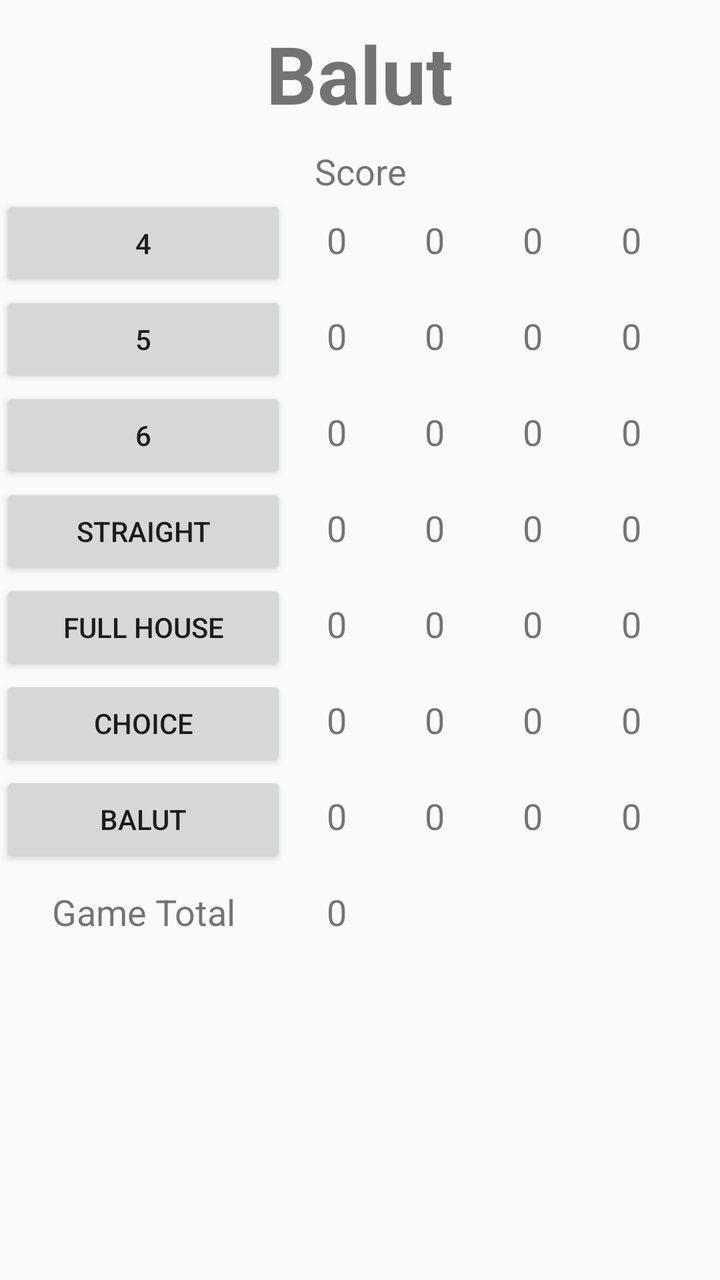
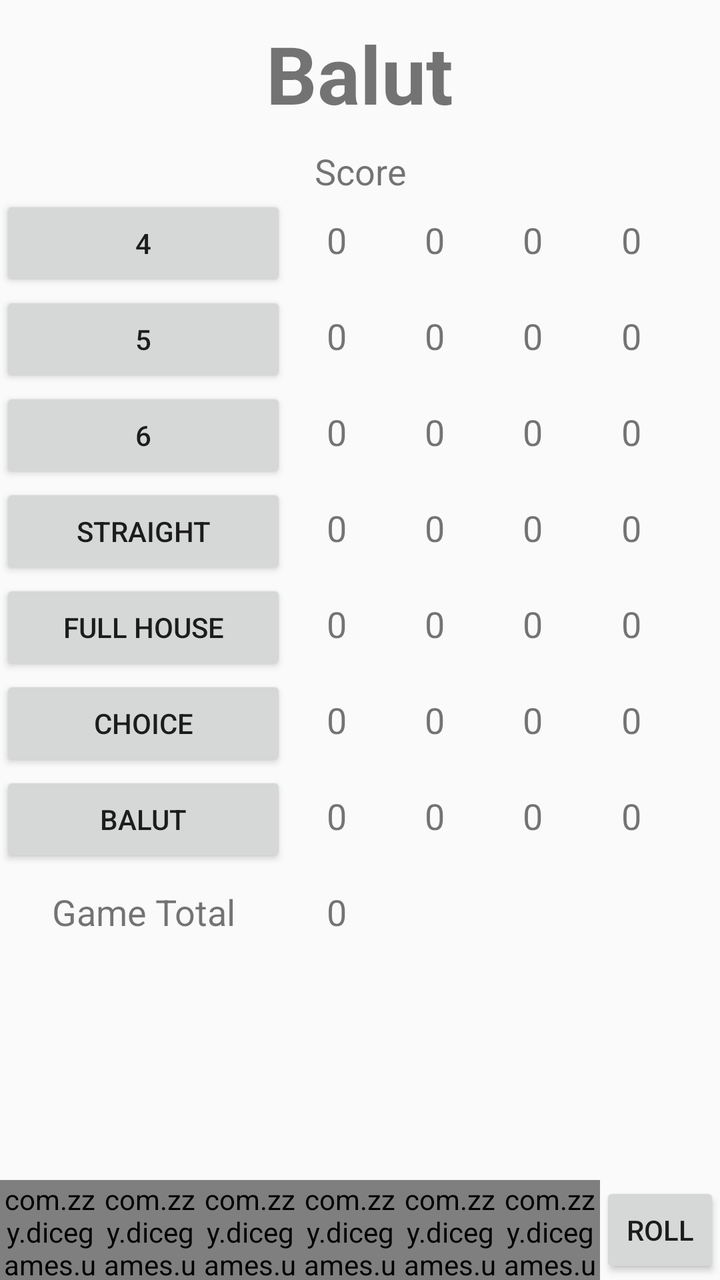

Screens rendered from an Android XML layout before and after an edit, with the pre-edit source and the edit as a unified diff.
<!-- AndroidManifest.xml: application theme AppTheme -->
<!-- res/layout/fragment_balut.xml -->
<?xml version="1.0" encoding="utf-8"?>
<RelativeLayout xmlns:android="http://schemas.android.com/apk/res/android"
    xmlns:tools="http://schemas.android.com/tools"
    android:layout_width="match_parent"
    android:layout_height="match_parent"
    tools:context=".ui.game.balut.BalutFragment">

    <TextView
        android:id="@+id/tvTitle"
        android:layout_width="wrap_content"
        android:layout_height="wrap_content"
        android:layout_alignParentTop="true"
        android:layout_centerHorizontal="true"
        android:layout_marginTop="10sp"
        android:layout_marginBottom="10sp"
        android:text="@string/balut"
        android:textSize="40sp"
        android:textStyle="bold" />

    <ScrollView
        android:layout_width="match_parent"
        android:layout_height="match_parent"
        android:layout_above="@id/diceFragment"
        android:layout_below="@id/tvTitle">

        <TableLayout
            android:layout_width="match_parent"
            android:layout_height="wrap_content"
            android:stretchColumns="*">

            <TableRow>

                <TextView
                    android:layout_width="match_parent"
                    android:layout_height="wrap_content"
                    android:layout_weight="1"
                    android:text="@string/score"
                    android:textAlignment="center"
                    android:textSize="18sp" />

            </TableRow>

            <TableRow>

                <Button
                    android:id="@+id/btn4"
                    android:layout_width="match_parent"
                    android:layout_height="wrap_content"
                    android:layout_marginEnd="20dp"
                    android:layout_weight="1"
                    android:text="@string/s4" />

                <TextView
                    android:id="@+id/tv41"
                    android:layout_width="match_parent"
                    android:layout_height="wrap_content"
                    android:layout_weight="1"
                    android:text="0"
                    android:textSize="18sp" />

                <TextView
                    android:id="@+id/tv42"
                    android:layout_width="match_parent"
                    android:layout_height="wrap_content"
                    android:layout_weight="1"
                    android:text="0"
                    android:textSize="18sp" />

                <TextView
                    android:id="@+id/tv43"
                    android:layout_width="match_parent"
                    android:layout_height="wrap_content"
                    android:layout_weight="1"
                    android:text="0"
                    android:textSize="18sp" />

                <TextView
                    android:id="@+id/tv44"
                    android:layout_width="match_parent"
                    android:layout_height="wrap_content"
                    android:layout_weight="1"
                    android:text="0"
                    android:textSize="18sp" />

            </TableRow>

            <TableRow>

                <Button
                    android:id="@+id/btn5"
                    android:layout_width="match_parent"
                    android:layout_height="wrap_content"
                    android:layout_marginEnd="20dp"
                    android:layout_weight="1"
                    android:text="@string/s5" />

                <TextView
                    android:id="@+id/tv51"
                    android:layout_width="match_parent"
                    android:layout_height="wrap_content"
                    android:layout_weight="1"
                    android:text="0"
                    android:textSize="18sp" />

                <TextView
                    android:id="@+id/tv52"
                    android:layout_width="match_parent"
                    android:layout_height="wrap_content"
                    android:layout_weight="1"
                    android:text="0"
                    android:textSize="18sp" />

                <TextView
                    android:id="@+id/tv53"
                    android:layout_width="match_parent"
                    android:layout_height="wrap_content"
                    android:layout_weight="1"
                    android:text="0"
                    android:textSize="18sp" />

                <TextView
                    android:id="@+id/tv54"
                    android:layout_width="match_parent"
                    android:layout_height="wrap_content"
                    android:layout_weight="1"
                    android:text="0"
                    android:textSize="18sp" />

            </TableRow>

            <TableRow>

                <Button
                    android:id="@+id/btn6"
                    android:layout_width="match_parent"
                    android:layout_height="wrap_content"
                    android:layout_marginEnd="20dp"
                    android:layout_weight="1"
                    android:text="@string/s6" />

                <TextView
                    android:id="@+id/tv61"
                    android:layout_width="match_parent"
                    android:layout_height="wrap_content"
                    android:layout_weight="1"
                    android:text="0"
                    android:textSize="18sp" />

                <TextView
                    android:id="@+id/tv62"
                    android:layout_width="match_parent"
                    android:layout_height="wrap_content"
                    android:layout_weight="1"
                    android:text="0"
                    android:textSize="18sp" />

                <TextView
                    android:id="@+id/tv63"
                    android:layout_width="match_parent"
                    android:layout_height="wrap_content"
                    android:layout_weight="1"
                    android:text="0"
                    android:textSize="18sp" />

                <TextView
                    android:id="@+id/tv64"
                    android:layout_width="match_parent"
                    android:layout_height="wrap_content"
                    android:layout_weight="1"
                    android:text="0"
                    android:textSize="18sp" />

            </TableRow>

            <TableRow>

                <Button
                    android:id="@+id/btnStraight"
                    android:layout_width="match_parent"
                    android:layout_height="wrap_content"
                    android:layout_marginEnd="20dp"
                    android:layout_weight="1"
                    android:text="@string/straight" />

                <TextView
                    android:id="@+id/tvStraight1"
                    android:layout_width="match_parent"
                    android:layout_height="wrap_content"
                    android:layout_weight="1"
                    android:text="0"
                    android:textSize="18sp" />

                <TextView
                    android:id="@+id/tvStraight2"
                    android:layout_width="match_parent"
                    android:layout_height="wrap_content"
                    android:layout_weight="1"
                    android:text="0"
                    android:textSize="18sp" />

                <TextView
                    android:id="@+id/tvStraight3"
                    android:layout_width="match_parent"
                    android:layout_height="wrap_content"
                    android:layout_weight="1"
                    android:text="0"
                    android:textSize="18sp" />

                <TextView
                    android:id="@+id/tvStraight4"
                    android:layout_width="match_parent"
                    android:layout_height="wrap_content"
                    android:layout_weight="1"
                    android:text="0"
                    android:textSize="18sp" />

            </TableRow>

            <TableRow>

                <Button
                    android:id="@+id/btnFullHouse"
                    android:layout_width="match_parent"
                    android:layout_height="wrap_content"
                    android:layout_marginEnd="20dp"
                    android:layout_weight="1"
                    android:text="@string/fullHouse" />

                <TextView
                    android:id="@+id/tvFullHouse1"
                    android:layout_width="match_parent"
                    android:layout_height="wrap_content"
                    android:layout_weight="1"
                    android:text="0"
                    android:textSize="18sp" />

                <TextView
                    android:id="@+id/tvFullHouse2"
                    android:layout_width="match_parent"
                    android:layout_height="wrap_content"
                    android:layout_weight="1"
                    android:text="0"
                    android:textSize="18sp" />

                <TextView
                    android:id="@+id/tvFullHouse3"
                    android:layout_width="match_parent"
                    android:layout_height="wrap_content"
                    android:layout_weight="1"
                    android:text="0"
                    android:textSize="18sp" />

                <TextView
                    android:id="@+id/tvFullHouse4"
                    android:layout_width="match_parent"
                    android:layout_height="wrap_content"
                    android:layout_weight="1"
                    android:text="0"
                    android:textSize="18sp" />

            </TableRow>

            <TableRow>

                <Button
                    android:id="@+id/btnChoice"
                    android:layout_width="match_parent"
                    android:layout_height="wrap_content"
                    android:layout_marginEnd="20dp"
                    android:layout_weight="1"
                    android:text="@string/choice" />

                <TextView
                    android:id="@+id/tvChoice1"
                    android:layout_width="match_parent"
                    android:layout_height="wrap_content"
                    android:layout_weight="1"
                    android:text="0"
                    android:textSize="18sp" />

                <TextView
                    android:id="@+id/tvChoice2"
                    android:layout_width="match_parent"
                    android:layout_height="wrap_content"
                    android:layout_weight="1"
                    android:text="0"
                    android:textSize="18sp" />

                <TextView
                    android:id="@+id/tvChoice3"
                    android:layout_width="match_parent"
                    android:layout_height="wrap_content"
                    android:layout_weight="1"
                    android:text="0"
                    android:textSize="18sp" />

                <TextView
                    android:id="@+id/tvChoice4"
                    android:layout_width="match_parent"
                    android:layout_height="wrap_content"
                    android:layout_weight="1"
                    android:text="0"
                    android:textSize="18sp" />

            </TableRow>

            <TableRow>

                <Button
                    android:id="@+id/btnBalut"
                    android:layout_width="match_parent"
                    android:layout_height="wrap_content"
                    android:layout_marginEnd="20dp"
                    android:layout_weight="1"
                    android:text="@string/balut" />

                <TextView
                    android:id="@+id/tvBalut1"
                    android:layout_width="match_parent"
                    android:layout_height="wrap_content"
                    android:layout_weight="1"
                    android:text="0"
                    android:textSize="18sp" />

                <TextView
                    android:id="@+id/tvBalut2"
                    android:layout_width="match_parent"
                    android:layout_height="wrap_content"
                    android:layout_weight="1"
                    android:text="0"
                    android:textSize="18sp" />

                <TextView
                    android:id="@+id/tvBalut3"
                    android:layout_width="match_parent"
                    android:layout_height="wrap_content"
                    android:layout_weight="1"
                    android:text="0"
                    android:textSize="18sp" />

                <TextView
                    android:id="@+id/tvBalut4"
                    android:layout_width="match_parent"
                    android:layout_height="wrap_content"
                    android:layout_weight="1"
                    android:text="0"
                    android:textSize="18sp" />

            </TableRow>

            <TableRow
                android:layout_marginTop="10sp"
                android:layout_marginBottom="10sp">

                <TextView
                    android:layout_width="match_parent"
                    android:layout_height="wrap_content"
                    android:layout_marginEnd="20dp"
                    android:layout_weight="1"
                    android:text="@string/gameTotal"
                    android:textAlignment="center"
                    android:textSize="18sp" />

                <TextView
                    android:id="@+id/tvGameTotal"
                    android:layout_width="match_parent"
                    android:layout_height="wrap_content"
                    android:layout_weight="1"
                    android:text="0"
                    android:textSize="18sp" />

                <TextView
                    android:layout_width="match_parent"
                    android:layout_height="wrap_content"
                    android:layout_weight="1"
                    android:textSize="18sp" />

                <TextView
                    android:layout_width="match_parent"
                    android:layout_height="wrap_content"
                    android:layout_weight="1"
                    android:textSize="18sp" />

                <TextView
                    android:layout_width="match_parent"
                    android:layout_height="wrap_content"
                    android:layout_weight="1"
                    android:textSize="18sp" />

            </TableRow>

        </TableLayout>

    </ScrollView>

    <androidx.fragment.app.FragmentContainerView
        android:id="@+id/diceFragment"
        android:layout_width="match_parent"
        android:layout_height="wrap_content"
        android:layout_alignParentBottom="true"
        tools:layout="@layout/fragment_roll_dice" />

</RelativeLayout>
<!-- res/layout/fragment_roll_dice.xml (included above) -->
<?xml version="1.0" encoding="utf-8"?>
<LinearLayout xmlns:android="http://schemas.android.com/apk/res/android"
    xmlns:app="http://schemas.android.com/apk/res-auto"
    xmlns:tools="http://schemas.android.com/tools"
    android:layout_width="match_parent"
    android:layout_height="wrap_content"
    android:gravity="center_horizontal|center_vertical"
    android:orientation="horizontal"
    tools:context=".ui.dice.RollDiceFragment">

    <com.zzy.dicegames.ui.dice.DiceView
        android:id="@+id/dice1"
        android:layout_width="50dp"
        android:layout_height="50dp"
        app:locked="false"
        app:number="6" />

    <com.zzy.dicegames.ui.dice.DiceView
        android:id="@+id/dice2"
        android:layout_width="50dp"
        android:layout_height="50dp"
        app:locked="false"
        app:number="6" />

    <com.zzy.dicegames.ui.dice.DiceView
        android:id="@+id/dice3"
        android:layout_width="50dp"
        android:layout_height="50dp"
        app:locked="false"
        app:number="6" />

    <com.zzy.dicegames.ui.dice.DiceView
        android:id="@+id/dice4"
        android:layout_width="50dp"
        android:layout_height="50dp"
        app:locked="false"
        app:number="6" />

    <com.zzy.dicegames.ui.dice.DiceView
        android:id="@+id/dice5"
        android:layout_width="50dp"
        android:layout_height="50dp"
        app:locked="false"
        app:number="6" />

    <com.zzy.dicegames.ui.dice.DiceView
        android:id="@+id/dice6"
        android:layout_width="50dp"
        android:layout_height="50dp"
        app:locked="false"
        app:number="6" />

    <Button
        android:id="@+id/btnRoll"
        android:layout_width="wrap_content"
        android:layout_height="wrap_content"
        android:text="@string/roll" />

</LinearLayout>
<!-- resources referenced by this layout -->
<resources>
  <string name="balut">Balut</string>
  <string name="choice">Choice</string>
  <string name="fullHouse">Full House</string>
  <string name="gameTotal">Game Total</string>
  <string name="roll">Roll</string>
  <string name="s4">4</string>
  <string name="s5">5</string>
  <string name="s6">6</string>
  <string name="score">Score</string>
  <string name="straight">Straight</string>
  <style name="AppTheme" parent="Theme.AppCompat.Light">
          
      </style>
</resources>

<!-- the commit's change to res/layout/fragment_balut.xml (unified diff, before → after) -->
@@ -20,7 +20,7 @@
     <ScrollView
         android:layout_width="match_parent"
         android:layout_height="match_parent"
-        android:layout_above="@id/diceFragment"
+        android:layout_above="@id/diceWindow"
         android:layout_below="@id/tvTitle">
 
         <TableLayout
@@ -393,24 +393,22 @@
 
     </ScrollView>
 
-    <androidx.fragment.app.FragmentContainerView
-        android:id="@+id/diceFragment"
+    <include
+        android:id="@+id/diceWindow"
         android:layout_width="match_parent"
         android:layout_height="wrap_content"
         android:layout_alignParentBottom="true"
-        tools:layout="@layout/fragment_roll_dice" />
+        layout="@layout/roll_dice_window" />
 
 </RelativeLayout>
-<!-- res/layout/fragment_roll_dice.xml (included above) -->
+<!-- res/layout/roll_dice_window.xml (included above) -->
 <?xml version="1.0" encoding="utf-8"?>
 <LinearLayout xmlns:android="http://schemas.android.com/apk/res/android"
     xmlns:app="http://schemas.android.com/apk/res-auto"
-    xmlns:tools="http://schemas.android.com/tools"
     android:layout_width="match_parent"
     android:layout_height="wrap_content"
     android:gravity="center_horizontal|center_vertical"
-    android:orientation="horizontal"
-    tools:context=".ui.dice.RollDiceFragment">
+    android:orientation="horizontal">
 
     <com.zzy.dicegames.ui.dice.DiceView
         android:id="@+id/dice1"
